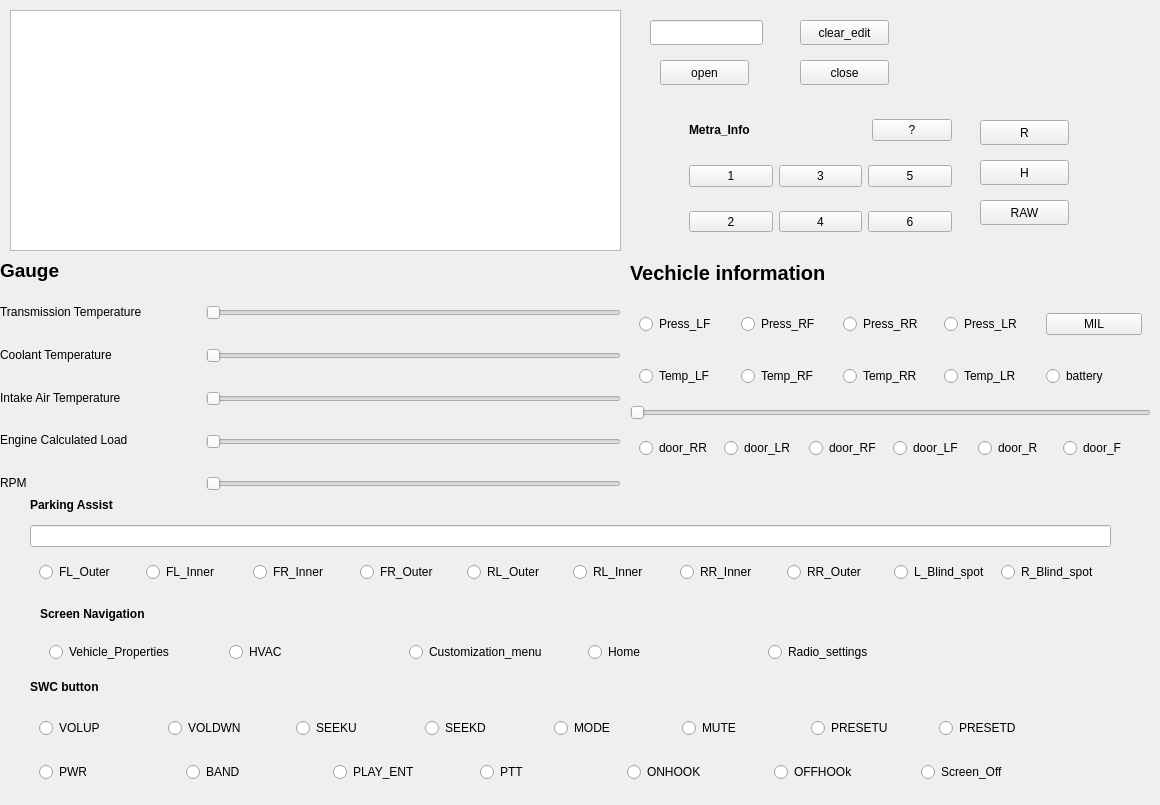
Qt form Metra_box/widget.ui (2217646267/TechWinBox) before a commit.
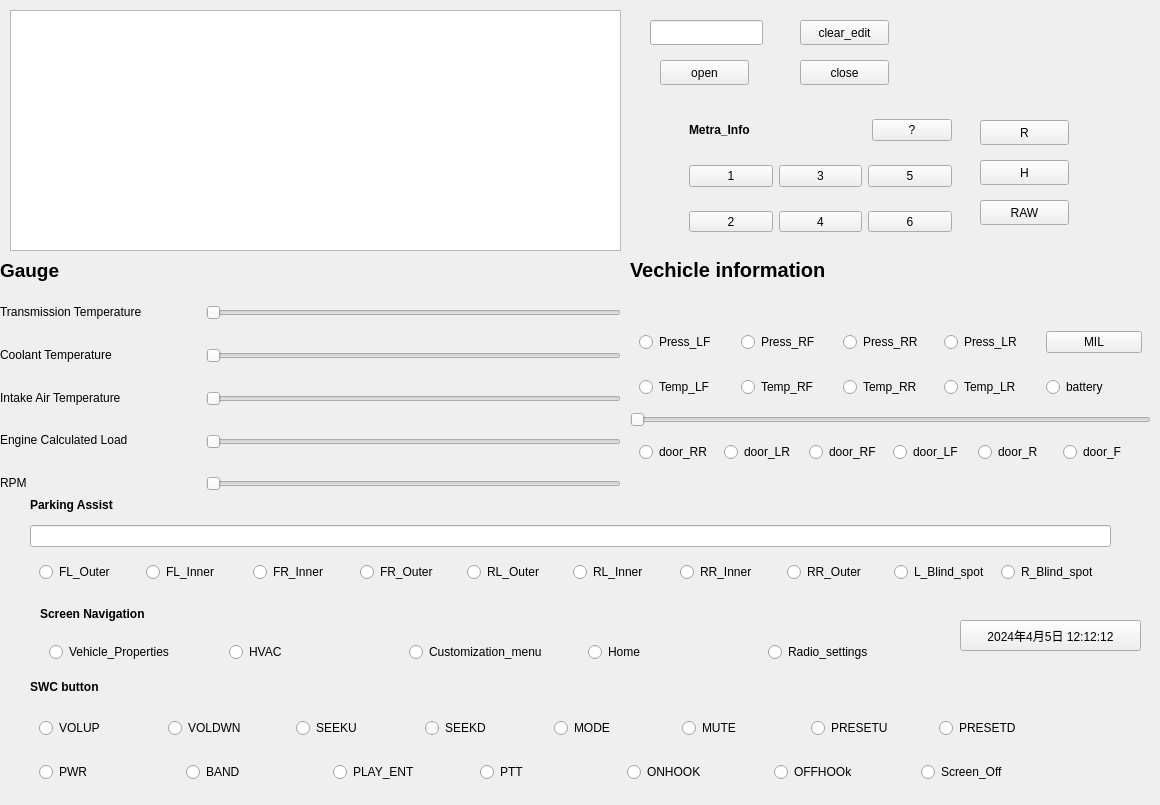
The same form after that commit.

Commit message: 添加time

What changed in the file:
```diff
--- a/Metra_box/widget.ui
+++ b/Metra_box/widget.ui
@@ -303,6 +303,13 @@
       </property>
      </widget>
     </item>
+    <item>
+     <widget class="QLabel" name="current_label">
+      <property name="text">
+       <string/>
+      </property>
+     </widget>
+    </item>
     <item>
      <widget class="QWidget" name="widget_3" native="true">
       <layout class="QHBoxLayout" name="horizontalLayout_6">
@@ -905,6 +912,19 @@
     <string>RAW</string>
    </property>
   </widget>
+  <widget class="QPushButton" name="time">
+   <property name="geometry">
+    <rect>
+     <x>960</x>
+     <y>620</y>
+     <width>181</width>
+     <height>31</height>
+    </rect>
+   </property>
+   <property name="text">
+    <string>2024年4月5日 12:12:12</string>
+   </property>
+  </widget>
  </widget>
  <resources/>
  <connections/>
```
The commit also changes 1 other file.
